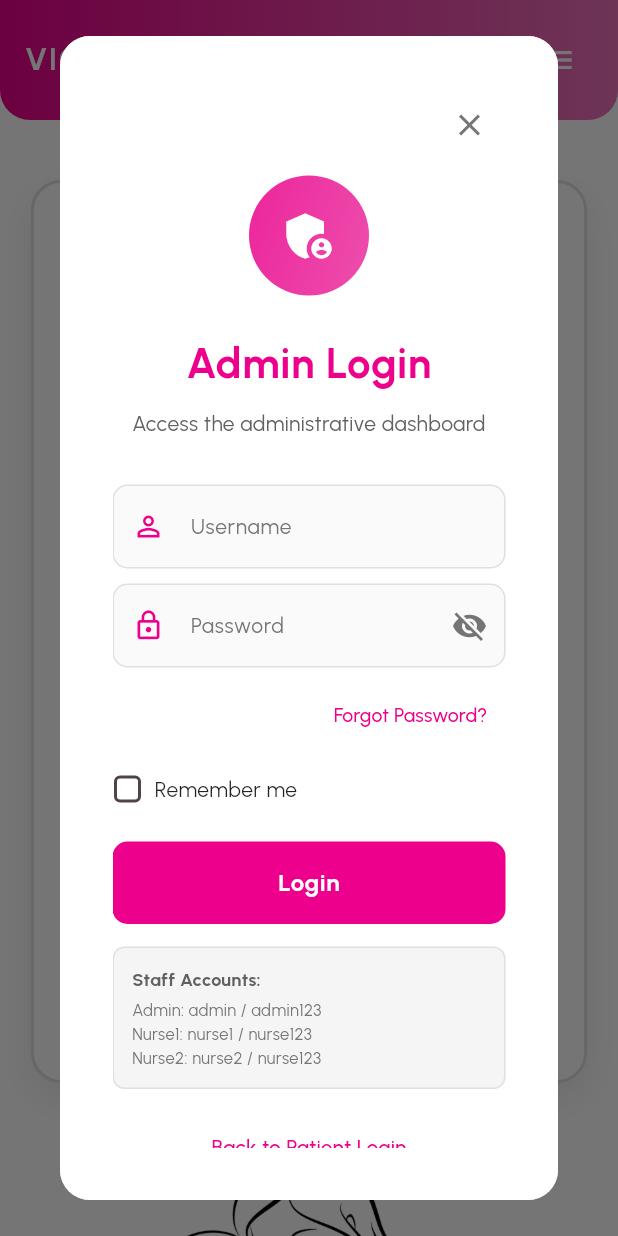
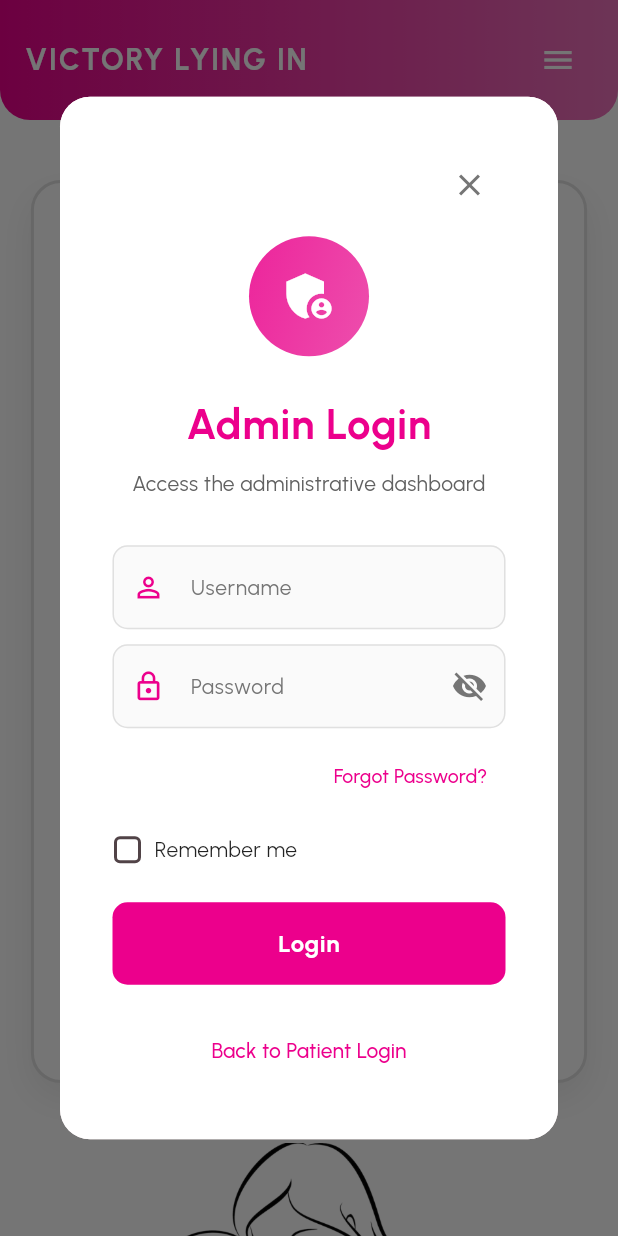
Before and after one commit to lansoyyy/Maternity-Clinic, a Flutter app: the screen it shows after launch, after a tap on "ADMIN", on a phone screen of 412 x 824 dp. Run offline on Flutter 3.47's test engine with Material 3 defaults, Android fonts, the phone set to English and light mode, and no system bars; our stand-ins replace cloud_firestore, firebase_auth, firebase_core, fl_chart, printing; accounts and stored records are empty.

Commit message:
added fix

```diff
--- a/lib/widgets/admin_login_dialog.dart
+++ b/lib/widgets/admin_login_dialog.dart
@@ -595,56 +595,8 @@ class _AdminLoginDialogState extends State<AdminLoginDialog> {
                         ),
                       ),
               ),
-              const SizedBox(height: 15),
 
-              // Staff Account Info
-              Container(
-                padding: const EdgeInsets.all(12),
-                decoration: BoxDecoration(
-                  color: Colors.grey.shade100,
-                  borderRadius: BorderRadius.circular(8),
-                  border: Border.all(color: Colors.grey.shade300),
-                ),
-                child: Column(
-                  crossAxisAlignment: CrossAxisAlignment.start,
-                  children: [
-                    Text(
-                      'Staff Accounts:',
-                      style: TextStyle(
-                        fontSize: 12,
-                        fontFamily: 'Bold',
-                        color: Colors.grey.shade700,
-                      ),
-                    ),
-                    const SizedBox(height: 4),
-                    Text(
-                      'Admin: admin / admin123',
-                      style: TextStyle(
-                        fontSize: 11,
-                        fontFamily: 'Regular',
-                        color: Colors.grey.shade600,
-                      ),
-                    ),
-                    Text(
-                      'Nurse1: nurse1 / nurse123',
-                      style: TextStyle(
-                        fontSize: 11,
-                        fontFamily: 'Regular',
-                        color: Colors.grey.shade600,
-                      ),
-                    ),
-                    Text(
-                      'Nurse2: nurse2 / nurse123',
-                      style: TextStyle(
-                        fontSize: 11,
-                        fontFamily: 'Regular',
-                        color: Colors.grey.shade600,
-                      ),
-                    ),
-                  ],
-                ),
-              ),
-              const SizedBox(height: 15),
+              const SizedBox(height: 20),
 
               // Back to Patient Login
               TextButton(
```
